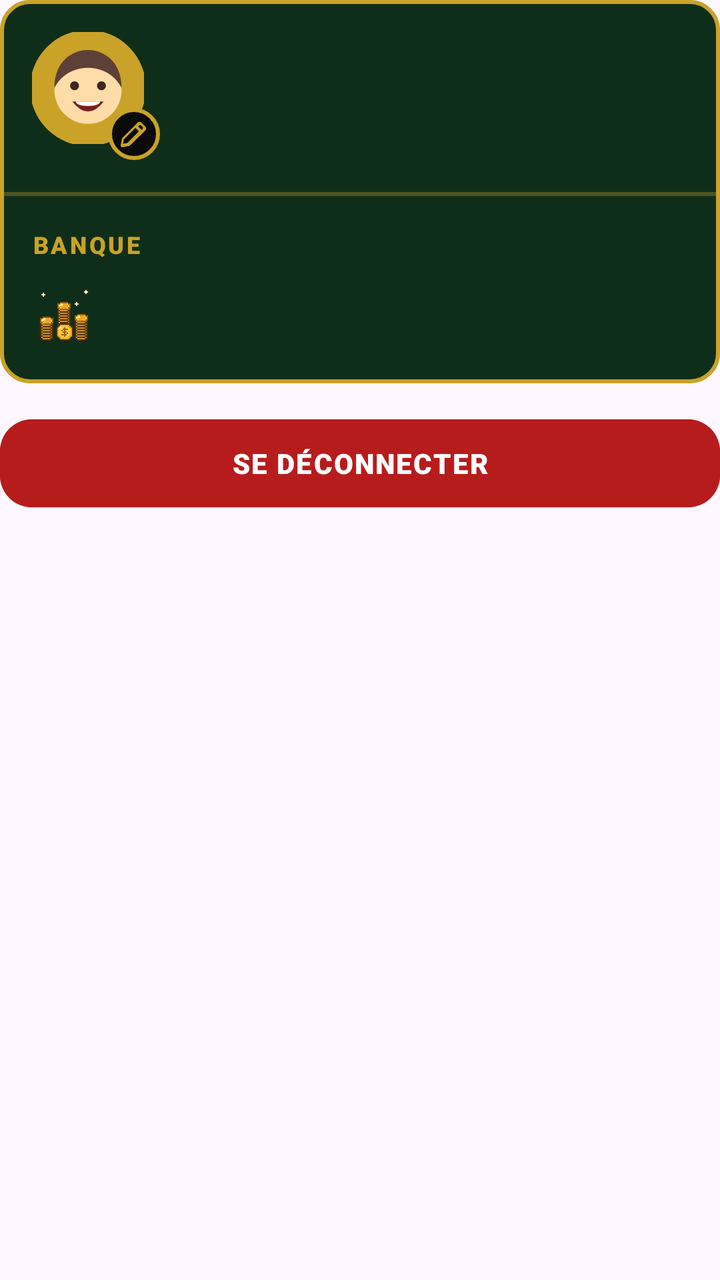
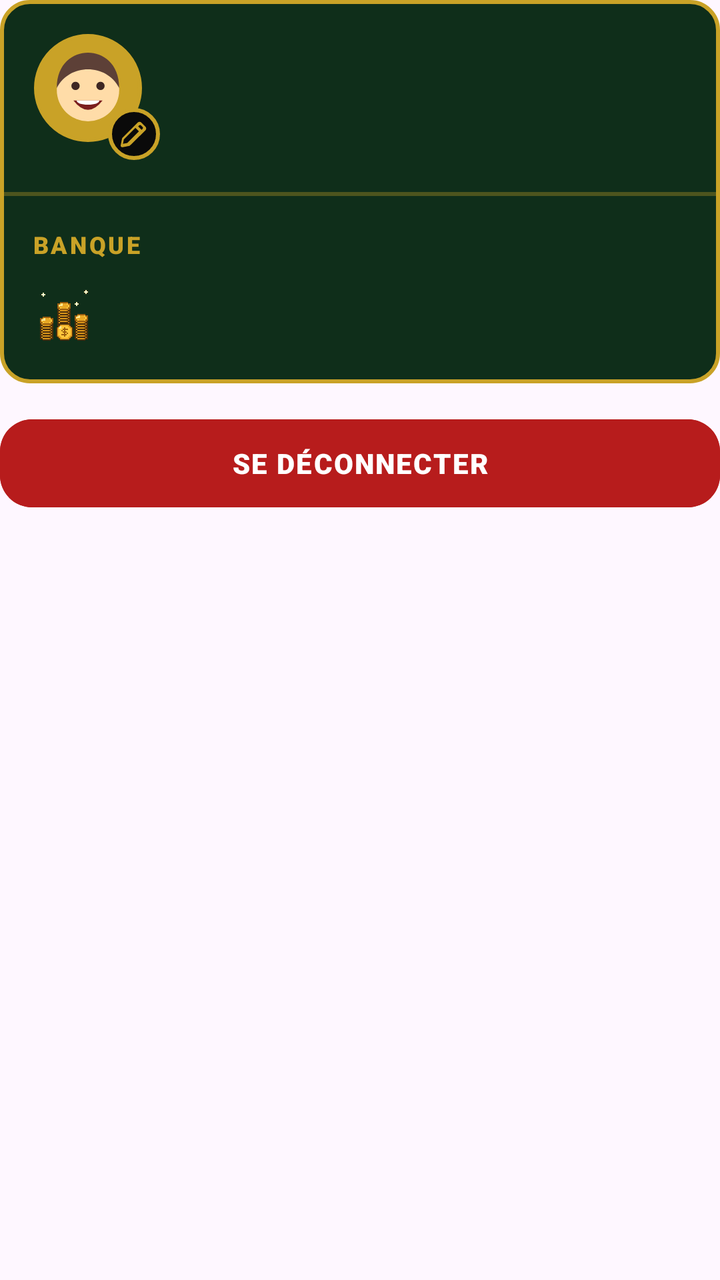

Screens rendered from an Android XML layout before and after an edit, with the pre-edit source and the edit as a unified diff.
<!-- AndroidManifest.xml: application theme Theme.My_Application_Sandbox -->
<!-- res/layout/profile_popup.xml -->
<?xml version="1.0" encoding="utf-8"?>
<LinearLayout xmlns:android="http://schemas.android.com/apk/res/android"
    xmlns:app="http://schemas.android.com/apk/res-auto"
    android:layout_width="match_parent"
    android:layout_height="wrap_content"
    android:minWidth="280dp"
    android:orientation="vertical">

    
    <LinearLayout
        android:layout_width="match_parent"
        android:layout_height="wrap_content"
        android:background="@drawable/card_bg"
        android:orientation="vertical">

        
        <LinearLayout
            android:layout_width="match_parent"
            android:layout_height="wrap_content"
            android:gravity="center_vertical"
            android:orientation="horizontal"
            android:padding="16dp">

            <FrameLayout
                android:id="@+id/avatar_edit_zone"
                android:layout_width="64dp"
                android:layout_height="64dp"
                android:clickable="true"
                android:focusable="true">

                <com.google.android.material.imageview.ShapeableImageView
                    android:id="@+id/img_profile_avatar"
                    android:layout_width="56dp"
                    android:layout_height="56dp"
                    android:layout_gravity="top|start"
                    android:scaleType="centerCrop"
                    android:src="@drawable/avatar_1"
                    app:shapeAppearanceOverlay="@style/ShapeAppearance.Circle"
                    app:strokeColor="#C9A227"
                    app:strokeWidth="2dp" />

                <ImageView
                    android:id="@+id/btn_edit_avatar"
                    android:layout_width="26dp"
                    android:layout_height="26dp"
                    android:layout_gravity="bottom|end"
                    android:background="@drawable/badge_dark"
                    android:contentDescription="Changer d'avatar"
                    android:padding="5dp"
                    android:src="@drawable/ic_crayon" />
            </FrameLayout>

            <TextView
                android:id="@+id/txt_profile_name"
                android:layout_width="0dp"
                android:layout_height="wrap_content"
                android:layout_marginStart="14dp"
                android:layout_weight="1"
                android:autoSizeMaxTextSize="20sp"
                android:autoSizeMinTextSize="12sp"
                android:autoSizeTextType="uniform"
                android:fontFamily="sans-serif-black"
                android:maxLines="1"
                android:textColor="#FFF3C4"
                android:textSize="20sp" />
        </LinearLayout>

        <View
            android:layout_width="match_parent"
            android:layout_height="2dp"
            android:background="#55C9A227" />

        
        <LinearLayout
            android:layout_width="match_parent"
            android:layout_height="wrap_content"
            android:orientation="vertical"
            android:padding="16dp">

            <TextView
                android:layout_width="wrap_content"
                android:layout_height="wrap_content"
                android:fontFamily="sans-serif-black"
                android:letterSpacing="0.1"
                android:text="BANQUE"
                android:textColor="#C9A227"
                android:textSize="12sp" />

            <LinearLayout
                android:layout_width="wrap_content"
                android:layout_height="wrap_content"
                android:layout_marginTop="8dp"
                android:gravity="center_vertical"
                android:orientation="horizontal">

                <ImageView
                    android:layout_width="32dp"
                    android:layout_height="32dp"
                    android:src="@drawable/ic_pieces" />

                <TextView
                    android:id="@+id/txt_profile_bank"
                    android:layout_width="wrap_content"
                    android:layout_height="wrap_content"
                    android:layout_marginStart="10dp"
                    android:fontFamily="sans-serif-black"
                    android:textColor="#FFF3C4"
                    android:textSize="28sp" />
            </LinearLayout>
        </LinearLayout>
    </LinearLayout>

    
    <Button
        android:id="@+id/btn_logout"
        android:layout_width="match_parent"
        android:layout_height="52dp"
        android:layout_marginTop="14dp"
        android:backgroundTint="#B71C1C"
        android:fontFamily="sans-serif-black"
        android:letterSpacing="0.05"
        android:text="SE DÉCONNECTER"
        android:textColor="#FFFFFF"
        android:textSize="14sp"
        app:cornerRadius="16dp" />
</LinearLayout>
<!-- resources referenced by this layout -->
<resources>
  <!-- drawable avatar_1 (drawable) -->
  <?xml version="1.0" encoding="utf-8"?>
  <vector xmlns:android="http://schemas.android.com/apk/res/android"
      android:width="256dp" android:height="256dp"
      android:viewportWidth="100" android:viewportHeight="100">
      <path android:fillColor="#C9A227" android:pathData="M0,0h100v100h-100z"/>
      <path android:fillColor="#FFDCA8"
          android:pathData="M20,52 a30,30 0 1,0 60,0 a30,30 0 1,0 -60,0 Z"/>
      <path android:fillColor="#5D4037"
          android:pathData="M20,50 C20,26 36,16 50,16 C64,16 80,26 80,50 C74,38 62,32 50,32 C38,32 26,38 20,50 Z"/>
      <path android:fillColor="#3E2723"
          android:pathData="M34,48 a4,4 0 1,0 8,0 a4,4 0 1,0 -8,0 Z M58,48 a4,4 0 1,0 8,0 a4,4 0 1,0 -8,0 Z"/>
      <path android:fillColor="#7B1E1E" android:pathData="M36,62 Q50,80 64,62 Z"/>
      <path android:fillColor="#FFFFFF"
          android:pathData="M39,62 H61 Q60,66 50,66 Q40,66 39,62 Z"/>
  </vector>
  <!-- drawable badge_dark (drawable) -->
  <?xml version="1.0" encoding="utf-8"?>
  <shape xmlns:android="http://schemas.android.com/apk/res/android" android:shape="oval">
      <solid android:color="#0A0A0A"/>
      <stroke android:width="2dp" android:color="#C9A227"/>
  </shape>
  <!-- drawable card_bg (drawable) -->
  <?xml version="1.0" encoding="utf-8"?>
  <shape xmlns:android="http://schemas.android.com/apk/res/android">
      <solid android:color="#0F2E1A"/>
      <stroke android:width="2dp" android:color="#C9A227"/>
      <corners android:radius="14dp"/>
  </shape>
  <!-- drawable ic_crayon (drawable) -->
  <vector xmlns:android="http://schemas.android.com/apk/res/android"
      android:width="24dp"
      android:height="24dp"
      android:viewportWidth="24"
      android:viewportHeight="24">
      <path
          android:fillColor="#C9A227"
          android:pathData="M17.56,3.44c-0.78,-0.78 -2.05,-0.78 -2.83,0L3.38,14.79c-0.19,0.19 -0.32,0.43 -0.37,0.69l-1,5.01c-0.08,0.38 0.03,0.77 0.29,1.05c0.24,0.26 0.58,0.4 0.93,0.4c0.04,0 0.09,0 0.13,-0.01l5.01,-1c0.26,-0.05 0.5,-0.18 0.69,-0.37L20.56,9.27c0.78,-0.78 0.78,-2.05 0,-2.83L17.56,3.44zM6.92,18.72l-3.21,0.64l0.64,-3.21l8.76,-8.76l2.57,2.57L6.92,18.72zM18.43,8.14L17.72,8.85l-2.57,-2.57l0.71,-0.71c0.39,-0.39 1.02,-0.39 1.41,0l1.16,1.16C18.82,7.12 18.82,7.75 18.43,8.14z" />
  </vector>
  <!-- drawable ic_pieces: vector/xml drawable (drawable, 5424 chars, omitted) -->
  <style name="ShapeAppearance.Circle" parent="">
          <item name="cornerFamily">rounded</item>
          <item name="cornerSize">50%</item>
      </style>
  <style name="Theme.My_Application_Sandbox" parent="Base.Theme.My_Application_Sandbox" />
  <style name="Base.Theme.My_Application_Sandbox" parent="Theme.Material3.DayNight.NoActionBar">
          
          <item name="materialAlertDialogTheme">@style/Casino.Dialog</item>
          
      </style>
  <style name="Casino.Dialog" parent="ThemeOverlay.Material3.MaterialAlertDialog">
          <item name="colorSurface">#0F2E1A</item>
          <item name="colorOnSurface">#FFFFFF</item>
          <item name="colorOnSurfaceVariant">#F5D78A</item>
          <item name="colorPrimary">#C9A227</item>
          <item name="materialAlertDialogTitleTextStyle">@style/Casino.DialogTitle</item>
          <item name="android:backgroundDimAmount">0.8</item>
      </style>
  <style name="Casino.DialogTitle" parent="MaterialAlertDialog.Material3.Title.Text">
          <item name="android:textColor">#C9A227</item>
          <item name="android:textStyle">bold</item>
      </style>
</resources>

<!-- the commit's change to res/layout/profile_popup.xml (unified diff, before → after) -->
@@ -33,6 +33,7 @@
                     android:layout_width="56dp"
                     android:layout_height="56dp"
                     android:layout_gravity="top|start"
+                    android:padding="2dp"
                     android:scaleType="centerCrop"
                     android:src="@drawable/avatar_1"
                     app:shapeAppearanceOverlay="@style/ShapeAppearance.Circle"
